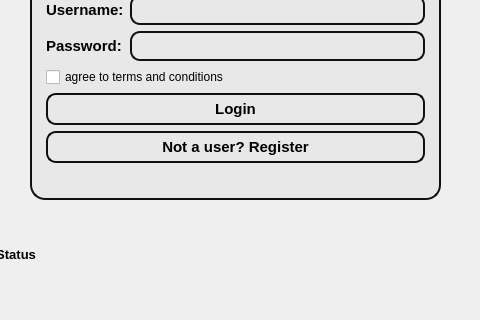
Qt form mainwindow.ui (suvam452/Mulyankan) before a commit; both pictures show x 120 to 600 and y 181 to 501 of the 719 by 501 pixel window.
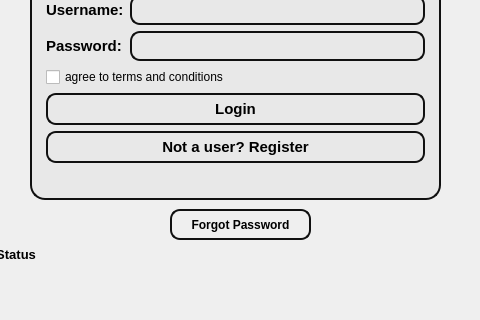
The same form after that commit.

```diff
--- a/mainwindow.ui
+++ b/mainwindow.ui
@@ -226,6 +226,37 @@
      <string>[+]Status </string>
     </property>
    </widget>
+   <widget class="QPushButton" name="pushButton_forgot">
+    <property name="geometry">
+     <rect>
+      <x>290</x>
+      <y>390</y>
+      <width>141</width>
+      <height>31</height>
+     </rect>
+    </property>
+    <property name="font">
+     <font>
+      <pointsize>9</pointsize>
+      <bold>true</bold>
+     </font>
+    </property>
+    <property name="styleSheet">
+     <string notr="true">QPushButton {
+    border: 2px solid rgb(16, 16, 16);
+    border-radius: 10px; 
+    background-color:rgb(255, 255, 255,0);
+    min-width: 9px; 
+    min-height: 9px; 
+    padding: 5px; 
+    margin: 0px; 
+}
+</string>
+    </property>
+    <property name="text">
+     <string>Forgot Password</string>
+    </property>
+   </widget>
   </widget>
  </widget>
  <resources/>
```
